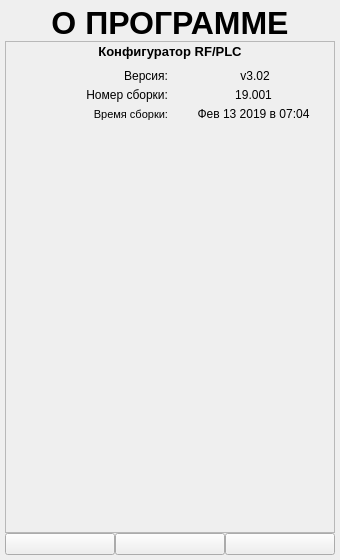
The window that ANDROID_FORMS/about_form.ui (DavidSiegman/PLC_RF_Configurator) describes before a commit, drawn with Qt 5.
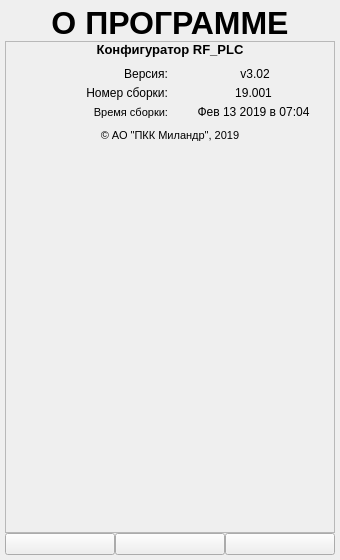
The same window after the commit. Icons and pictures are not drawn.

Diff of the .ui file:
```diff
--- a/ANDROID_FORMS/about_form.ui
+++ b/ANDROID_FORMS/about_form.ui
@@ -84,13 +84,13 @@
         <number>0</number>
        </property>
        <property name="topMargin">
-        <number>2</number>
+        <number>0</number>
        </property>
        <property name="rightMargin">
         <number>0</number>
        </property>
        <property name="bottomMargin">
-        <number>2</number>
+        <number>0</number>
        </property>
        <item>
         <widget class="QLabel" name="AppName">
@@ -115,7 +115,7 @@
           </font>
          </property>
          <property name="text">
-          <string>Конфигуратор RF/PLC</string>
+          <string>Конфигуратор RF_PLC</string>
          </property>
          <property name="alignment">
           <set>Qt::AlignCenter</set>
@@ -272,6 +272,22 @@
          </item>
         </layout>
        </item>
+       <item>
+        <widget class="QLabel" name="label_2">
+         <property name="font">
+          <font>
+           <family>Microsoft YaHei UI</family>
+           <pointsize>8</pointsize>
+          </font>
+         </property>
+         <property name="text">
+          <string>© АО &quot;ПКК Миландр&quot;, 2019</string>
+         </property>
+         <property name="alignment">
+          <set>Qt::AlignCenter</set>
+         </property>
+        </widget>
+       </item>
        <item>
         <spacer name="verticalSpacer">
          <property name="orientation">
```
